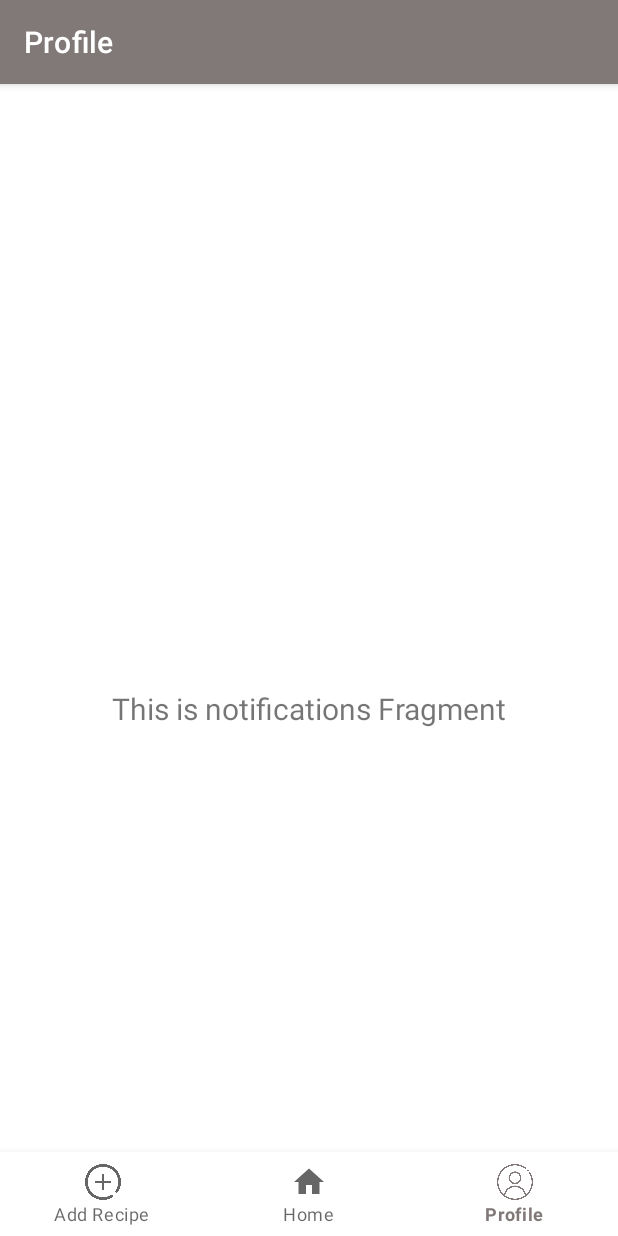
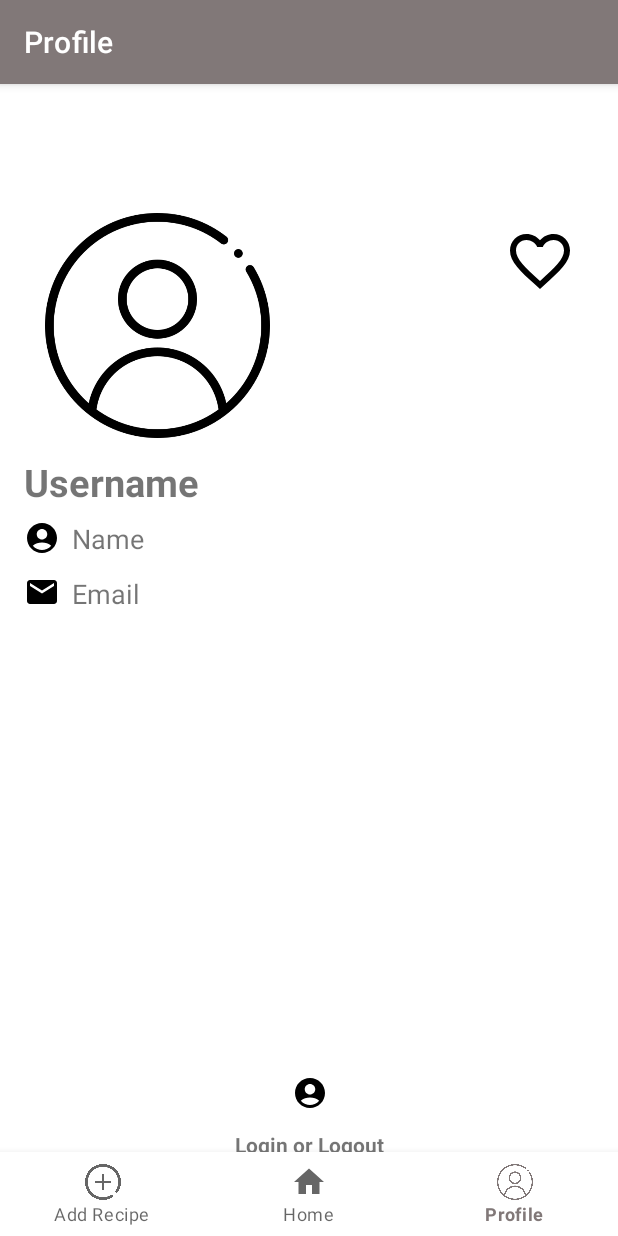
Before and after one commit to CapstoneProject-Dicoding/DanDa, an Android app: the ProfileFragment screen opened through its navigation route, on a phone screen of 412 x 824 dp. Run offline under Robolectric (Android 15) with nearby library versions, the phone set to English and light mode, and no system bars; our stand-ins replace CircleImageView, Dagger/Hilt's generated code, navigation-ui; 2 statements that could not run were skipped.

Commit message:
add edit profile and fragment profile

```diff
--- /dev/null
+++ b/app/src/main/res/drawable/ic_baseline_email_black.xml
@@ -0,0 +1,5 @@
+<vector android:height="24dp" android:tint="#000000"
+    android:viewportHeight="24" android:viewportWidth="24"
+    android:width="24dp" xmlns:android="http://schemas.android.com/apk/res/android">
+    <path android:fillColor="@android:color/white" android:pathData="M20,4L4,4c-1.1,0 -1.99,0.9 -1.99,2L2,18c0,1.1 0.9,2 2,2h16c1.1,0 2,-0.9 2,-2L22,6c0,-1.1 -0.9,-2 -2,-2zM20,8l-8,5 -8,-5L4,6l8,5 8,-5v2z"/>
+</vector>
--- /dev/null
+++ b/app/src/main/res/drawable/ic_baseline_favorite_border_24.xml
@@ -0,0 +1,5 @@
+<vector android:height="48dp" android:tint="#000000"
+    android:viewportHeight="24" android:viewportWidth="24"
+    android:width="48dp" xmlns:android="http://schemas.android.com/apk/res/android">
+    <path android:fillColor="@android:color/white" android:pathData="M16.5,3c-1.74,0 -3.41,0.81 -4.5,2.09C10.91,3.81 9.24,3 7.5,3 4.42,3 2,5.42 2,8.5c0,3.78 3.4,6.86 8.55,11.54L12,21.35l1.45,-1.32C18.6,15.36 22,12.28 22,8.5 22,5.42 19.58,3 16.5,3zM12.1,18.55l-0.1,0.1 -0.1,-0.1C7.14,14.24 4,11.39 4,8.5 4,6.5 5.5,5 7.5,5c1.54,0 3.04,0.99 3.57,2.36h1.87C13.46,5.99 14.96,5 16.5,5c2,0 3.5,1.5 3.5,3.5 0,2.89 -3.14,5.74 -7.9,10.05z"/>
+</vector>
--- a/app/src/main/res/layout/fragment_profile.xml
+++ b/app/src/main/res/layout/fragment_profile.xml
@@ -7,17 +7,116 @@
     android:layout_height="match_parent"
     tools:context=".ui.profile.ProfileFragment">
 
+    <de.hdodenhof.circleimageview.CircleImageView
+        android:id="@+id/profile_iv"
+        android:layout_width="150dp"
+        android:layout_height="150dp"
+        android:layout_marginStart="30dp"
+        android:layout_marginTop="30dp"
+        android:background="@drawable/ic_profile"
+        app:layout_constraintStart_toStartOf="parent"
+        app:layout_constraintTop_toTopOf="parent" />
+
     <TextView
-        android:id="@+id/text_notifications"
-        android:layout_width="match_parent"
+        android:id="@+id/profile_username_tv"
+        android:layout_width="wrap_content"
+        android:layout_height="wrap_content"
+        android:layout_marginStart="16dp"
+        android:layout_marginTop="12dp"
+        android:textStyle="bold"
+        android:text="Username"
+        android:textSize="25sp"
+        app:layout_constraintStart_toStartOf="parent"
+        app:layout_constraintTop_toBottomOf="@+id/profile_iv" />
+
+    <ImageView
+        android:id="@+id/name_logo"
+        android:layout_width="wrap_content"
+        android:layout_height="wrap_content"
+        android:layout_marginStart="16dp"
+        android:layout_marginTop="8dp"
+
+        android:src="@drawable/ic_baseline_account_circle_24"
+        app:layout_constraintStart_toStartOf="parent"
+        app:layout_constraintTop_toBottomOf="@+id/profile_username_tv" />
+
+    <TextView
+        android:id="@+id/profile_name_tv"
+        android:layout_width="wrap_content"
         android:layout_height="wrap_content"
         android:layout_marginStart="8dp"
         android:layout_marginTop="8dp"
-        android:layout_marginEnd="8dp"
-        android:textAlignment="center"
-        android:textSize="20sp"
-        app:layout_constraintBottom_toBottomOf="parent"
+        android:textSize="18sp"
+        android:text="Name"
+        app:layout_constraintStart_toEndOf="@+id/name_logo"
+        app:layout_constraintTop_toBottomOf="@+id/profile_username_tv" />
+
+    <ImageView
+        android:id="@+id/email_logo"
+        android:layout_width="wrap_content"
+        android:layout_height="wrap_content"
+        android:layout_marginStart="16dp"
+        android:layout_marginTop="12dp"
+        android:src="@drawable/ic_baseline_email_black"
+        app:layout_constraintStart_toStartOf="parent"
+        app:layout_constraintTop_toBottomOf="@+id/name_logo" />
+
+    <TextView
+        android:id="@+id/email_tv"
+        android:layout_width="wrap_content"
+        android:layout_height="wrap_content"
+        android:layout_marginStart="8dp"
+        android:layout_marginTop="12dp"
+        android:text="Email"
+        android:textSize="18sp"
+        app:layout_constraintStart_toEndOf="@+id/email_logo"
+        app:layout_constraintTop_toBottomOf="@+id/profile_name_tv" />
+
+    <ImageButton
+        android:id="@+id/imageButton"
+        android:layout_width="wrap_content"
+        android:layout_height="wrap_content"
+        android:layout_marginTop="28dp"
+        android:backgroundTint="@color/design_default_color_background"
+        android:src="@drawable/ic_baseline_favorite_border_24"
+        app:layout_constraintEnd_toEndOf="parent"
+        app:layout_constraintHorizontal_bias="0.899"
+        app:layout_constraintStart_toEndOf="@+id/profile_iv"
+        app:layout_constraintTop_toTopOf="parent" />
+
+    <ListView
+        android:id="@+id/profile_lv"
+        android:layout_width="0dp"
+        android:layout_height="250dp"
+        android:layout_marginStart="10dp"
+        android:layout_marginTop="40dp"
+        android:layout_marginEnd="10dp"
         app:layout_constraintEnd_toEndOf="parent"
         app:layout_constraintStart_toStartOf="parent"
-        app:layout_constraintTop_toTopOf="parent" />
+        app:layout_constraintTop_toBottomOf="@+id/email_tv"
+        tools:listitem="@layout/profile_list"/>
+
+    <ImageButton
+        android:id="@+id/login_logout_bt"
+        android:layout_width="50dp"
+        android:layout_height="50dp"
+        android:layout_marginTop="5dp"
+        android:backgroundTint="@color/design_default_color_background"
+        android:src="@drawable/ic_baseline_account_circle_24"
+        app:layout_constraintEnd_toEndOf="parent"
+
+        app:layout_constraintStart_toStartOf="parent"
+        app:layout_constraintTop_toBottomOf="@+id/profile_lv" />
+
+    <TextView
+        android:id="@+id/login_logout_tv"
+        android:layout_width="wrap_content"
+        android:layout_height="wrap_content"
+        android:text="Login or Logout"
+        android:textStyle="bold"
+        app:layout_constraintEnd_toEndOf="parent"
+        app:layout_constraintStart_toStartOf="parent"
+        app:layout_constraintTop_toBottomOf="@+id/login_logout_bt" />
+
+
 </androidx.constraintlayout.widget.ConstraintLayout>
```
Also changed, not shown: app/src/main/java/com/danda/danda/ui/editprofile/EditProfileActivity.kt (added, +12 -0 lines), app/src/main/res/layout/activity_edit_profile.xml (added, +75 -0 lines), app/src/main/res/layout/profile_list.xml (added, +18 -0 lines), app/src/main/res/values/style.xml (added, +9 -0 lines).
